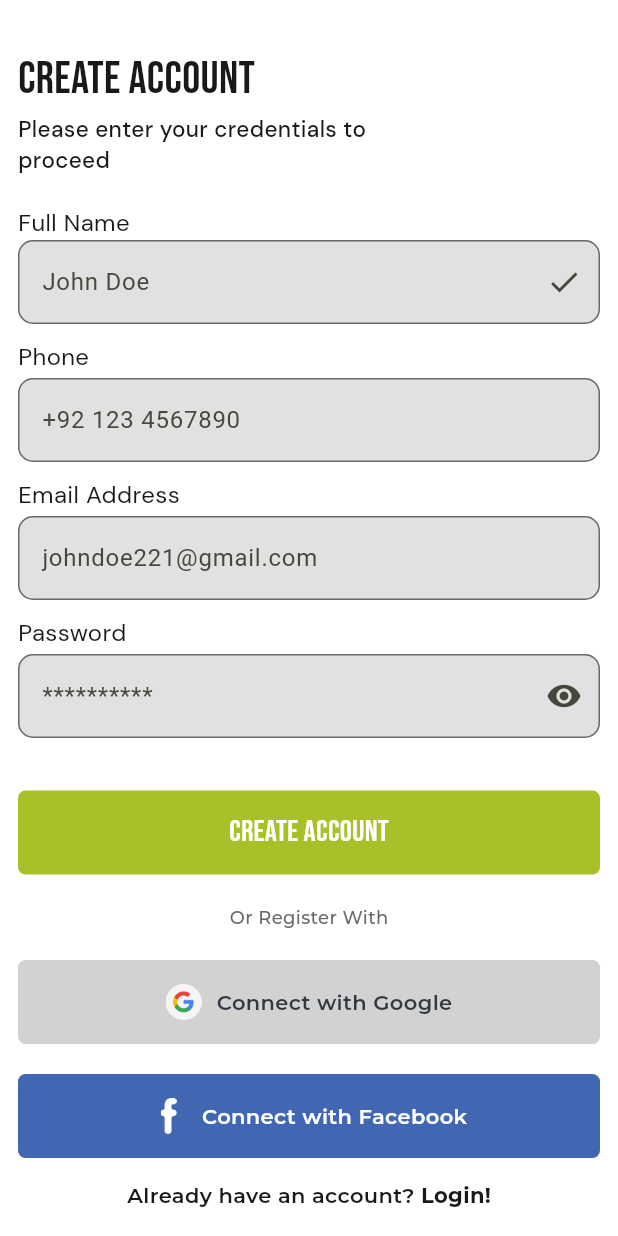
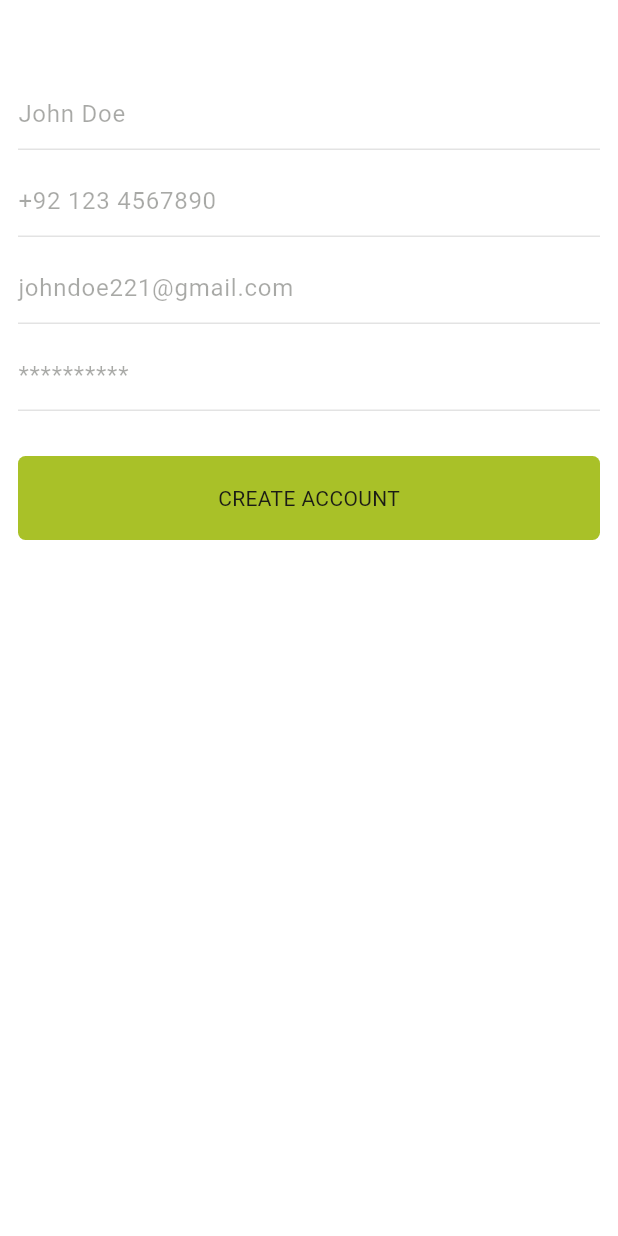
Before and after one commit to Developer-Waqas/Flutter-Fitness-App, a Flutter app: the RegisterScreen screen opened by its route, on a phone screen of 412 x 824 dp. Run offline on Flutter 3.47's test engine with Material 3 defaults, Android fonts, the phone set to English and light mode, and no system bars; our stand-ins replace get, pinput.

Commit message:
✨ Register API Integrated

```diff
--- a/lib/constants/app_linker/app_linker.dart
+++ b/lib/constants/app_linker/app_linker.dart
@@ -19,10 +19,10 @@ export 'package:code_alpha_fitness_app/constants/app_icon_assets/app_icon_assets
 export 'package:code_alpha_fitness_app/widgets/custom_button/custom_icon_button.dart';
 export 'package:code_alpha_fitness_app/widgets/custom_text_form_field/custom_text_form_field.dart';
 export 'package:code_alpha_fitness_app/views/screens/onboarding_screen/onboarding_screen.dart';
-export '../../views/screens/registor_screen/registor_screen.dart';
+export '../../views/screens/auth_screen/registor_screen/registor_screen.dart';
 export 'package:code_alpha_fitness_app/views/screens/welcome_screen/controller/welcome_controller.dart';
 export 'package:code_alpha_fitness_app/views/screens/forgot_password_screen/forgot_password_screen.dart';
-export 'package:code_alpha_fitness_app/views/screens/login_screen/login_screen.dart';
+export 'package:code_alpha_fitness_app/views/screens/auth_screen/login_screen/login_screen.dart';
 export 'package:code_alpha_fitness_app/views/screens/verify_account_screen/verify_account_screen.dart';
 export 'package:pinput/pinput.dart';
 export 'package:code_alpha_fitness_app/views/screens/verify_account_screen/widgets/verify_body_widget.dart';
--- /dev/null
+++ b/lib/global_variable.dart
@@ -0,0 +1 @@
+String uri = 'https://fitness-app-backend-api-kappa.vercel.app/api/';
--- /dev/null
+++ b/lib/models/user_model/user_model.dart
@@ -0,0 +1,40 @@
+import 'dart:convert';
+
+class User {
+  final String id;
+  final String fullName;
+  final String phoneNumber;
+  final String email;
+  final String password;
+
+  User(
+      {required this.id,
+      required this.fullName,
+      required this.phoneNumber,
+      required this.email,
+      required this.password});
+
+  Map<String, dynamic> toMap() {
+    return <String, dynamic>{
+      'id': id,
+      'fullName': fullName,
+      'phoneNumber': phoneNumber,
+      'email': email,
+      'password': password
+    };
+  }
+
+  String toJson() => json.encode(toMap());
+
+  factory User.fromMap(Map<String, dynamic> map) {
+    return User(
+      id: map['_id'] as String? ?? "",
+      fullName: map['fullName'] as String? ?? "",
+      phoneNumber: map['phoneNumber'] as String? ?? "",
+      email: map['email'] as String? ?? "",
+      password: map['password'] as String? ?? "",
+    );
+  }
+
+  factory User.formJson(String source) => User.fromMap(json.decode(source) as Map<String,dynamic>);
+}
--- /dev/null
+++ b/lib/views/screens/auth_screen/registor_screen/registor_screen.dart
@@ -0,0 +1,122 @@
+import 'package:code_alpha_fitness_app/views/screens/auth_screen/auth_controller/auth_controller.dart';
+import '../../../../constants/app_linker/app_linker.dart';
+
+
+class RegisterScreen extends StatelessWidget {
+  RegisterScreen({super.key});
+
+  final formKey = GlobalKey<FormState>();
+  final AuthController authController = Get.put(AuthController());
+
+  final fullNameController = TextEditingController();
+  final phoneNumberController = TextEditingController();
+  final emailController = TextEditingController();
+  final passwordController = TextEditingController();
+
+  @override
+  Widget build(BuildContext context) {
+    return Scaffold(
+      backgroundColor: AppColors.whiteColor,
+      body: SingleChildScrollView(
+        child: Padding(
+          padding: const EdgeInsets.symmetric(horizontal: 12, vertical: 12),
+          child: Form(
+            key: formKey,
+            child: Column(
+              crossAxisAlignment: CrossAxisAlignment.start,
+              children: [
+                SizedBox(height: 20),
+
+                Obx(() {
+                  return authController.isLoading.value
+                      ? LinearProgressIndicator(
+                          backgroundColor: Colors.grey[300],
+                          color: AppColors.primary,
+                        )
+                      : SizedBox.shrink();
+                }),
+
+                SizedBox(height: 20),
+
+                CustomTextFormField(
+                  controller: fullNameController,
+                  hintText: AppStringAssets.fullNameHintText,
+                  onValidate: (value) {
+                    if (value!.isEmpty) {
+                      return 'Please enter your full name';
+                    }
+                    return null;
+                  },
+                ),
+
+                SizedBox(height: 10),
+
+                CustomTextFormField(
+                  controller: phoneNumberController,
+                  hintText: AppStringAssets.phoneHintText,
+                  onValidate: (value) {
+                    if (value!.isEmpty) {
+                      return 'Please enter your phone number';
+                    }
+                    return null;
+                  },
+                ),
+
+                SizedBox(height: 10),
+
+                CustomTextFormField(
+                  controller: emailController,
+                  hintText: AppStringAssets.emailHintText,
+                  onValidate: (value) {
+                    if (value!.isEmpty) {
+                      return 'Please enter your email';
+                    }
+                    return null;
+                  },
+                ),
+
+                SizedBox(height: 10),
+
+                CustomTextFormField(
+                  controller: passwordController,
+                  hintText: AppStringAssets.passwordHintText,
+                  onValidate: (value) {
+                    if (value!.isEmpty) {
+                      return 'Please enter your password';
+                    }
+                    return null;
+                  },
+                ),
+
+                SizedBox(height: 30),
+
+                Obx(() {
+                  return CustomButton(
+                    buttonTitle: authController.isLoading.value
+                        ? 'Registering...'
+                        : AppStringAssets.creatAccountButton,
+                    onTap: authController.isLoading.value
+                        ? null
+                        : () async {
+                            if (formKey.currentState!.validate()) {
+                              await authController.registerUser(
+                                context,
+                                fullNameController.text,
+                                phoneNumberController.text,
+                                emailController.text,
+                                passwordController.text,
+                              );
+                            }
+                          },
+                    buttonColor: AppColors.primary,
+                    buttonHeight: 56,
+                  );
+                }),
+              ],
+            ),
+          ),
+        ),
+      ),
+    );
+  }
+}
--- a/lib/views/screens/registor_screen/registor_screen.dart
+++ /dev/null
@@ -1,205 +0,0 @@
-import '../../../constants/app_linker/app_linker.dart';
-
-class RegisterScreen extends StatelessWidget {
-  const RegisterScreen({super.key});
-
-  @override
-  Widget build(BuildContext context) {
-    return Scaffold(
-      backgroundColor: AppColors.whiteColor,
-      body: SingleChildScrollView(
-        child: Padding(
-          padding: const EdgeInsets.symmetric(horizontal: 12, vertical: 12),
-          child: Column(
-            mainAxisAlignment: MainAxisAlignment.start,
-            crossAxisAlignment: CrossAxisAlignment.start,
-            children: [
-              SizedBox(
-                height: 20,
-              ),
-              Text(
-                AppStringAssets.createAccountTitle,
-                style: AppStyle.primaryStyle3,
-              ),
-              Text(
-                AppStringAssets.registerSubTitle,
-                style: AppStyle.secondaryStyle2,
-              ),
-              SizedBox(
-                height: 20,
-              ),
-
-              // Full Name TextFormField
-              Text(AppStringAssets.fullNameText,
-                  style: AppStyle.secondaryStyle1),
-              CustomTextFormField(
-                hintText: AppStringAssets.fullNameHintText,
-                suffixIcon: Icon(Icons.done),
-                enabledBorder: OutlineInputBorder(
-                  borderRadius: BorderRadius.circular(10),
-                  borderSide: BorderSide(
-                    color: Color(0xff696969),
-                  ),
-                ),
-                focusedBorder: OutlineInputBorder(
-                  borderRadius: BorderRadius.circular(10),
-                  borderSide: BorderSide(
-                    color: Color(0xff696969),
-                  ),
-                ),
-                borderEnabled: true,
-                fillColor: AppColors.greyColor.withOpacity(0.2),
-                filled: true,
-              ),
-              SizedBox(height: 10),
-
-              // Phone TextFormField
-              Text(AppStringAssets.phoneText, style: AppStyle.secondaryStyle1),
-              SizedBox(height: 3),
-              CustomTextFormField(
-                hintText: AppStringAssets.phoneHintText,
-                enabledBorder: OutlineInputBorder(
-                  borderRadius: BorderRadius.circular(10),
-                  borderSide: BorderSide(
-                    color: Color(0xff696969),
-                  ),
-                ),
-                focusedBorder: OutlineInputBorder(
-                  borderRadius: BorderRadius.circular(10),
-                  borderSide: BorderSide(
-                    color: Color(0xff696969),
-                  ),
-                ),
-                borderEnabled: true,
-                fillColor: AppColors.greyColor.withOpacity(0.2),
-                filled: true,
-              ),
-
-              SizedBox(
-                height: 10,
-              ),
-              // Email TextFormField
-              Text(AppStringAssets.emailText, style: AppStyle.secondaryStyle1),
-              SizedBox(height: 3),
-              CustomTextFormField(
-                hintText: AppStringAssets.emailHintText,
-                enabledBorder: OutlineInputBorder(
-                  borderRadius: BorderRadius.circular(10),
-                  borderSide: BorderSide(
-                    color: Color(0xff696969),
-                  ),
-                ),
-                focusedBorder: OutlineInputBorder(
-                  borderRadius: BorderRadius.circular(10),
-                  borderSide: BorderSide(
-                    color: Color(0xff696969),
-                  ),
-                ),
-                borderEnabled: true,
-                fillColor: AppColors.greyColor.withOpacity(0.2),
-                filled: true,
-              ),
-              SizedBox(
-                height: 10,
-              ),
-              // Password TextFormField
-              Text(AppStringAssets.passwordText,
-                  style: AppStyle.secondaryStyle1),
-              SizedBox(height: 3),
-              CustomTextFormField(
-                hintText: AppStringAssets.passwordHintText,
-                suffixIcon: Icon(Icons.visibility),
-                enabledBorder: OutlineInputBorder(
-                  borderRadius: BorderRadius.circular(10),
-                  borderSide: BorderSide(
-                    color: Color(0xff696969),
-                  ),
-                ),
-                focusedBorder: OutlineInputBorder(
-                  borderRadius: BorderRadius.circular(10),
-                  borderSide: BorderSide(
-                    color: Color(0xff696969),
-                  ),
-                ),
-                borderEnabled: true,
-                fillColor: AppColors.greyColor.withOpacity(0.2),
-                filled: true,
-              ),
-              SizedBox(height: 5),
-              SizedBox(
-                height: 30,
-              ),
-              CustomButton(
-                buttonTitle: AppStringAssets.creatAccountButton,
-                textStyle: AppStyle.buttonStyle1,
-                onTap: () {},
-                buttonColor: AppColors.primary,
-                buttonHeight: 56,
-                buttonWidth: MediaQuery.of(context).size.width,
-              ),
-              SizedBox(
-                height: 20,
-              ),
-              Center(
-                child: Text(
-                  AppStringAssets.orRegisterWith,
-                  style: AppStyle.tertaryStyle1,
-                ),
-              ),
-              SizedBox(
-                height: 20,
-              ),
-              CustomIconButton(
-                buttonTitle: AppStringAssets.connectWithGoogleButtonText,
-                textStyle: AppStyle.tartaryStyle2,
-                onTap: () {},
-                image: AppIconAssets.googleIcon,
-                imageHeight: 24,
-                imageWidth: 24,
-                height: 56,
-                width: MediaQuery.of(context).size.width,
-                buttonColor: AppColors.greyColor.withOpacity(0.3),
-              ),
-              SizedBox(height: 20),
-              CustomIconButton(
-                buttonTitle: AppStringAssets.connectWithFacebookButtonText,
-                textStyle: AppStyle.tartaryStyle2
-                    .copyWith(color: AppColors.whiteColor),
-                onTap: () {},
-                image: AppIconAssets.facebookIcon,
-                imageHeight: 24,
-                imageWidth: 24,
-                height: 56,
-                width: MediaQuery.of(context).size.width,
-                buttonColor: AppColors.fbColor,
-              ),
-              SizedBox(
-                height: 15,
-              ),
-              Row(
-                mainAxisAlignment: MainAxisAlignment.center,
-                children: [
-                  Text(
-                    AppStringAssets.alreadyAccountText,
-                    style: AppStyle.tartaryStyle2
-                        .copyWith(color: AppColors.blackColor),
-                  ),
-                  CustomButton(
-                    buttonTitle: AppStringAssets.loginnButton,
-                    onTap: () {
-                      Get.back();
-                    },
-                    textStyle: AppStyle.tartaryStyle2.copyWith(
-                      color: AppColors.blackColor,
-                      fontWeight: FontWeight.bold,
-                    ),
-                  ),
-                ],
-              ),
-            ],
-          ),
-        ),
-      ),
-    );
-  }
-}
--- a/lib/widgets/custom_text_form_field/custom_text_form_field.dart
+++ b/lib/widgets/custom_text_form_field/custom_text_form_field.dart
@@ -15,7 +15,7 @@ class CustomTextFormField extends StatelessWidget {
   TextEditingController? controller;
   TextInputType? keyboardType;
   AutovalidateMode? autovalidateMode;
-  String? Function(String?)? onValiaate;
+  String? Function(String?)? onValidate;
   OutlineInputBorder? border;
   OutlineInputBorder? errorBorder;
   OutlineInputBorder? enabledBorder;
@@ -31,7 +31,7 @@ class CustomTextFormField extends StatelessWidget {
     this.hintTextStyle,
     this.labelText,
     this.labeTextStyle,
-    this.onValiaate,
+    this.onValidate,
     this.autovalidateMode,
     this.controller,
     this.keyboardType,
@@ -54,7 +54,7 @@ class CustomTextFormField extends StatelessWidget {
       keyboardType: keyboardType,
       style: textFormFieldStyle,
       autovalidateMode: autovalidateMode,
-      validator: onValiaate,
+      validator: onValidate,
       decoration: InputDecoration(
         hintText: hintText,
         hintStyle: hintTextStyle,
--- a/pubspec.yaml
+++ b/pubspec.yaml
@@ -37,6 +37,7 @@ dependencies:
   get: ^4.6.6
   flutter_native_splash: ^2.4.4
   pinput: ^5.0.1
+  http: ^1.3.0
 
 dev_dependencies:
   flutter_test:
```
Also changed, not shown: lib/services/api_response.dart (added, +33 -0 lines), lib/views/screens/auth_screen/auth_controller/auth_controller.dart (added, +50 -0 lines), lib/views/screens/dashboard_screen/dashboard_screen.dart (+28 -88 lines), lib/views/screens/home_screen/home_screen.dart (added, +110 -0 lines), assets/images/home_img1.png (added), lib/views/screens/auth_screen/login_screen/login_screen.dart (renamed from lib/views/screens/login_screen/login_screen.dart).
